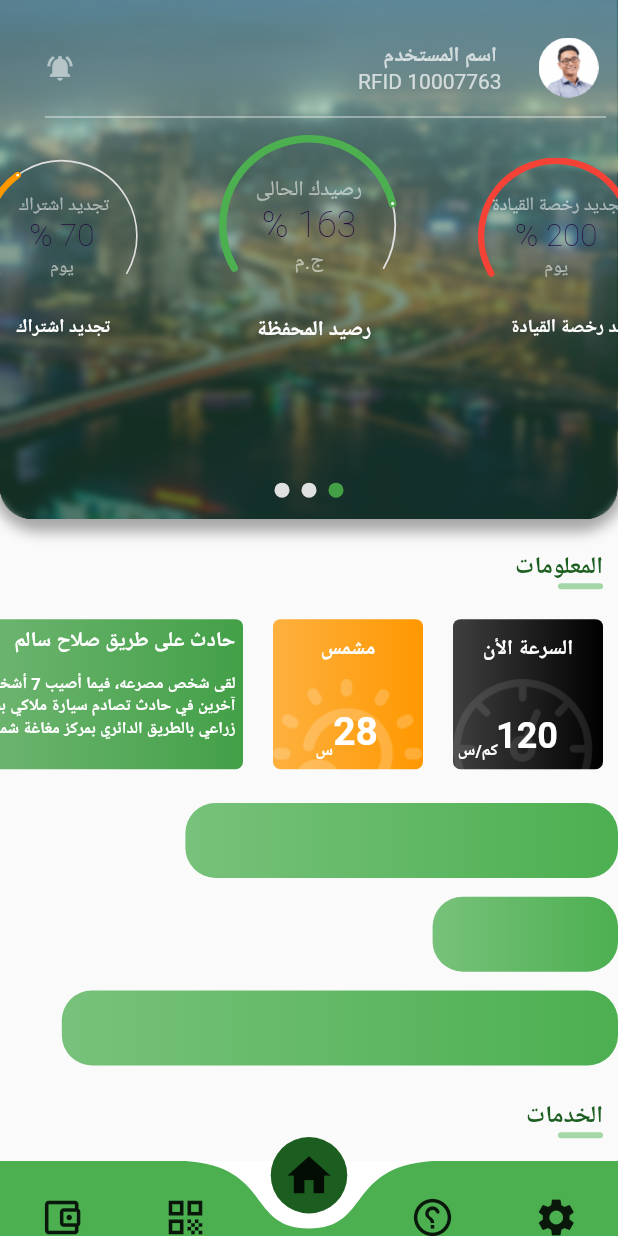
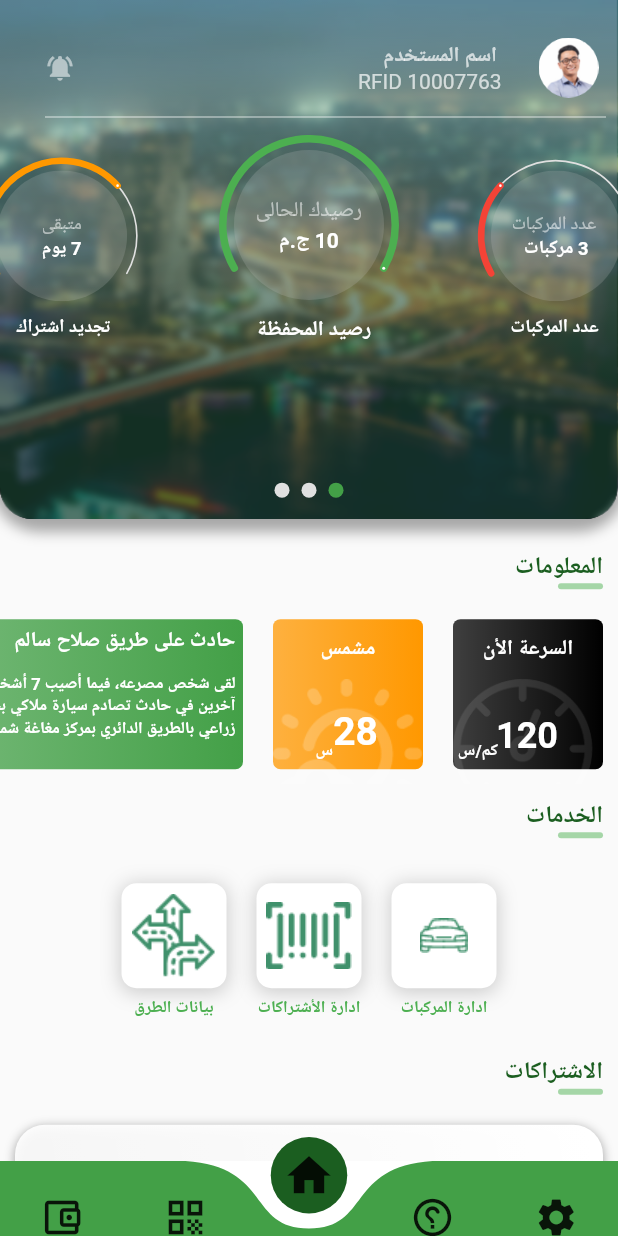
Before and after one commit to omar1413/csp-mobile-app, a Flutter app: the MainScreen screen opened by its route, on a phone screen of 412 x 824 dp. Run offline on Flutter 3.47's test engine with Material 2 defaults, Android fonts, the phone set to English and light mode, and no system bars; drawn by our look-alikes of carousel_slider, curved_navigation_bar, sleek_circular_slider; our stand-ins replace bubble, chat_bubbles, shared_preferences; missing offline and left inert: dart:ffi; accounts and stored records are empty.

Commit message:
subscripe

```diff
--- a/lib/main.dart
+++ b/lib/main.dart
@@ -8,6 +8,7 @@ import 'package:csp_mobile_app/screens/login_screen.dart';
 import 'package:csp_mobile_app/screens/onboard/onboard.dart';
 import 'package:csp_mobile_app/screens/registration_screen.dart';
 import 'package:csp_mobile_app/screens/subscriptions_management.dart';
+import 'package:csp_mobile_app/screens/transaction_list_screen.dart';
 import 'package:csp_mobile_app/screens/transfer_money_screen.dart';
 import 'package:csp_mobile_app/screens/vechile_list_screen.dart';
 import 'package:csp_mobile_app/screens/vehicle_management.dart';
@@ -50,7 +51,7 @@ class MyApp extends StatelessWidget {
             // primaryColorLight:const Color(0xFFB7E4C7),
             //primaryColorDark:const Color(0xFF1B4332),
             ),
-        home: VechileListScreen(),
+        home: LoginScreen(),
         routes: <String, WidgetBuilder>{
           RegistrationScreen.routeName: (ctx) => RegistrationScreen(),
           Vehiclemanagement.routeName: (ctx) => Vehiclemanagement(),
@@ -60,6 +61,7 @@ class MyApp extends StatelessWidget {
           RechargeWalletScreen.routeName: (ctx) => RechargeWalletScreen(),
           TransferMoenyScreen.routeName: (ctx) => TransferMoenyScreen(),
           VechileListScreen.routeName: (ctx) => VechileListScreen(),
+          TransactionListScreen.routeName: (ctx) => TransactionListScreen(),
         });
   }
 }
--- a/lib/models/DummyHomeItem.dart
+++ b/lib/models/DummyHomeItem.dart
@@ -23,23 +23,23 @@ final DummyHomeCircularItems = [
     title: "رصيد المحفظة",
     subtitle: "رصيدك الحالى",
     type: "ج.م",
-    amount: 163,
+    amount: 10,
     color: Colors.green,
     img: "",
   ),
   HomeItem(
     title: "تجديد اشتراك ",
-    subtitle: "تجديد اشتراك ",
+    subtitle: "متبقى",
     type: "يوم",
-    amount: 70,
+    amount: 7,
     color: Colors.orange,
     img: "",
   ),
   HomeItem(
-    title: "تجديد رخصة القيادة ",
-    subtitle: "تجديد رخصة القيادة ",
-    type: "يوم",
-    amount: 200,
+    title: "عدد المركبات",
+    subtitle: " عدد المركبات",
+    type: "مركبات",
+    amount: 3,
     color: Colors.red,
     img: "",
   ),
@@ -79,7 +79,7 @@ final DummySpeedItems = [
     type: "ك/س",
     amount: 80,
     color: Colors.white,
-    img: "assets/images/download-speed.png",
+    img: "assets/images/speed.png",
   ),
   HomeItem(
     title: "دراجة نارية",
@@ -87,7 +87,7 @@ final DummySpeedItems = [
     type: "ك/س",
     amount: 100,
     color: Colors.white,
-    img: "assets/images/download-speed.png",
+    img: "assets/images/speed.png",
   ),
   HomeItem(
       title: "ملاكى ",
@@ -95,7 +95,7 @@ final DummySpeedItems = [
       type: "ك/س",
       amount: 120,
       color: const Color(0xFFE0E0E0),
-      img: "assets/images/download-speed.png")
+      img: "assets/images/speed.png")
 ];
 
 final DummyRoadItems = [
@@ -121,5 +121,5 @@ final DummyRoadItems = [
       type: "س",
       amount: 28,
       color: const Color(0xFFE0E0E0),
-      img: "assets/images/weather-app.png")
+      img: "assets/images/weather-dark.png")
 ];
--- a/lib/models/subscriptions_data.dart
+++ b/lib/models/subscriptions_data.dart
@@ -5,21 +5,28 @@ class SubscripeData {
   String title;
   DateTime start;
   DateTime end;
-  DateTime value;
 
   SubscripeData({
     required this.title,
     required this.start,
     required this.end,
-    required this.value,
   });
 }
 
-final DummyHomeCircularItems = [
+final DummySubscriptionItems = [
   SubscripeData(
-    title: "رصيد المحفظة",
-    start: DateTime.utc(2012, DateTime.april, 15),
-    end: DateTime.utc(2012, DateTime.april, 15),
-    value: DateTime.now(),
+    title: "اشتراك 1",
+    start: DateTime.utc(2021, DateTime.april, 15),
+    end: DateTime.utc(2021, DateTime.november, 23),
+  ),
+  SubscripeData(
+    title: "اشتراك 2",
+    start: DateTime.utc(2021, DateTime.february, 1),
+    end: DateTime.utc(2021, DateTime.december, 19),
+  ),
+  SubscripeData(
+    title: "اشتراك 3",
+    start: DateTime.utc(2021, DateTime.march, 28),
+    end: DateTime.utc(2022, DateTime.february, 8),
   ),
 ];
--- a/lib/screens/home_screen.dart
+++ b/lib/screens/home_screen.dart
@@ -1,4 +1,5 @@
 //import 'package:sleek_circular_slider/sleek_circular_slider.dart';
+import 'package:csp_mobile_app/models/subscriptions_data.dart';
 import 'package:csp_mobile_app/screens/road_data.dart';
 import 'package:csp_mobile_app/screens/subscriptions_management.dart';
 import 'package:csp_mobile_app/screens/vehicle_management.dart';
@@ -129,23 +130,6 @@ class _homeScreenState extends State<homeScreen> {
               ),
               CustomTextLine(text: "المعلومات"),
               CarouselSquare(),
-              Container(
-                height: 200,
-                width: width,
-                child: Column(
-                  mainAxisAlignment: MainAxisAlignment.spaceEvenly,
-                  crossAxisAlignment: CrossAxisAlignment.start,
-                  children: [
-                    SubscripeItem(
-                      value: width * 0.7,
-                    ),
-                    SubscripeItem(
-                      value: width * 0.3,
-                    ),
-                    SubscripeItem(value: width * 0.9),
-                  ],
-                ),
-              ),
               CustomTextLine(text: "الخدمات"),
               Container(
                 margin: EdgeInsets.all(10),
@@ -185,6 +169,26 @@ class _homeScreenState extends State<homeScreen> {
                   ],
                 ),
               ),
+              CustomTextLine(text: "الاشتراكات"),
+              Container(
+                //height: height * 0.17 * 3,
+                width: width,
+                child: Column(
+                  mainAxisAlignment: MainAxisAlignment.spaceEvenly,
+                  crossAxisAlignment: CrossAxisAlignment.start,
+                  children: [
+                    SubscripeItem(
+                      item: DummySubscriptionItems[0],
+                    ),
+                    SubscripeItem(
+                      item: DummySubscriptionItems[1],
+                    ),
+                    SubscripeItem(
+                      item: DummySubscriptionItems[2],
+                    ),
+                  ],
+                ),
+              ),
             ]),
           ),
         ));
--- a/lib/screens/main_screen.dart
+++ b/lib/screens/main_screen.dart
@@ -101,7 +101,7 @@ class _MainScreenState extends State<MainScreen> {
           height: 50,
           index: 2,
           backgroundColor: Colors.white,
-          color: Colors.green,
+          color: Theme.of(context).primaryColor,
           buttonBackgroundColor: Colors.green[900],
           items: const <Widget>[
             Icon(Icons.settings, size: 30),
--- a/lib/widets/CustomText.dart
+++ b/lib/widets/CustomText.dart
@@ -7,7 +7,7 @@ class CustomText extends StatelessWidget {
   @override
   Widget build(BuildContext context) {
     return Container(
-      margin: EdgeInsets.all(3),
+      margin: EdgeInsets.all(5),
       child: Text(
         text,
         textAlign: TextAlign.end,
--- a/lib/widets/cirular_slider_item.dart
+++ b/lib/widets/cirular_slider_item.dart
@@ -1,40 +1,70 @@
 import 'package:sleek_circular_slider/sleek_circular_slider.dart';
 import '../models/DummyHomeItem.dart';
 import 'package:flutter/material.dart';
+
 class Cirular_slider extends StatelessWidget {
   HomeItem item;
   Cirular_slider({required this.item});
   //final List<Colors> colors= [Colors.green[600]];
   @override
   Widget build(BuildContext context) {
-     double height=MediaQuery.of(context).size.height;
-     double width=MediaQuery.of(context).size.width;
+    double height = MediaQuery.of(context).size.height;
+    double width = MediaQuery.of(context).size.width;
     return Container(
-
-     child: Stack
-     (
-       children:[
+      child: Stack(children: [
         SleekCircularSlider(
           appearance: CircularSliderAppearance(
-           infoProperties:InfoProperties(
+              infoProperties: InfoProperties(
                 bottomLabelText: item.type,
                 topLabelText: item.subtitle,
-             topLabelStyle: TextStyle(color:Colors.white54),
-             bottomLabelStyle: TextStyle(color:Colors.white54),
-           ) ,
+                topLabelStyle: TextStyle(color: Colors.white54),
+                bottomLabelStyle: TextStyle(color: Colors.white54),
+              ),
               size: 120,
-           animationEnabled :true,
+              animationEnabled: true,
               //spinnerMode: true,
-           customColors: CustomSliderColors(progressBarColor:item.color, trackColor: Colors.grey[300] ),
-           customWidths: CustomSliderWidths(progressBarWidth:5,)),
+              customColors: CustomSliderColors(
+                  progressBarColor: item.color, trackColor: Colors.grey[300]),
+              customWidths: CustomSliderWidths(
+                progressBarWidth: 5,
+              )),
           min: 0,
-            max: 200,
+          max: 10,
           initialValue: item.amount.toDouble(),
-
+          innerWidget: (value) {
+            return Padding(
+              padding: EdgeInsets.all(10),
+              child: ClipRRect(
+                borderRadius: BorderRadius.circular(100),
+                child: Container(
+                  height: double.infinity,
+                  width: double.infinity,
+                  color: Color.fromARGB(50, 200, 200, 200),
+                  child: Center(
+                    child: Column(
+                        crossAxisAlignment: CrossAxisAlignment.center,
+                        mainAxisAlignment: MainAxisAlignment.center,
+                        children: [
+                          Text(
+                            item.subtitle,
+                            style: TextStyle(color: Colors.white54),
+                          ),
+                          Text(
+                            "${value.toStringAsFixed(0)}" + " " + item.type,
+                            style: TextStyle(
+                                color: Colors.white,
+                                fontWeight: FontWeight.bold),
+                          ),
+                        ]),
+                  ),
+                ),
+              ),
+            );
+          },
         ),
         Positioned(
           left: 25,
-           top:  120,
+          top: 120,
           child: Text(
             item.title,
             textAlign: TextAlign.end,
@@ -46,8 +76,7 @@ class Cirular_slider extends StatelessWidget {
             ),
           ),
         ),
-      ]
-     ),
+      ]),
     );
   }
 }
--- a/lib/widets/subscripe_item.dart
+++ b/lib/widets/subscripe_item.dart
@@ -1,28 +1,96 @@
+import 'package:csp_mobile_app/models/subscriptions_data.dart';
+import 'package:csp_mobile_app/widets/CustomText.dart';
+import 'package:csp_mobile_app/widets/custom_text_line.dart';
 import 'package:flutter/material.dart';
 
-class SubscripeItem extends StatelessWidget {
-  double value;
-  SubscripeItem({required this.value});
+class SubscripeItem extends StatefulWidget {
+  SubscripeData item;
+  SubscripeItem({required this.item});
+
+  @override
+  State<SubscripeItem> createState() => _SubscripeItemState();
+}
+
+class _SubscripeItemState extends State<SubscripeItem> {
+  double days = 0;
+  double daysLeft = 0;
+  double percentage = 0;
+  @override
+  void initState() {
+    days = widget.item.end.difference(widget.item.start).inDays * 1.0;
+    daysLeft = widget.item.end.difference(DateTime.now()).inDays * 1.0;
+    percentage = daysLeft / days;
+    super.initState();
+  }
+
   @override
   Widget build(BuildContext context) {
+    double height = MediaQuery.of(context).size.height;
+    double width = MediaQuery.of(context).size.width;
     return Container(
-      height: 50,
+      margin: EdgeInsets.all(10),
+      height: height * 0.15,
+      width: width,
       decoration: BoxDecoration(
-        borderRadius: BorderRadius.circular(20),
-      ),
-      child: Container(
-        decoration: BoxDecoration(
           borderRadius: BorderRadius.circular(20),
           gradient: LinearGradient(
             colors: [
-              Colors.green.withOpacity(0.75),
-              Colors.green,
+              Colors.white.withOpacity(0.9),
+              Colors.white,
             ],
-            begin: Alignment.centerLeft,
+            begin: Alignment.bottomLeft,
           ),
+          boxShadow: [
+            BoxShadow(color: Colors.grey, offset: Offset(0, 2), blurRadius: 5)
+          ]),
+      child: Container(
+        width: width,
+        height: height * 0.15,
+        margin: EdgeInsets.all(10),
+        child: Column(
+          mainAxisAlignment: MainAxisAlignment.spaceEvenly,
+          crossAxisAlignment: CrossAxisAlignment.start,
+          children: [
+            Row(mainAxisAlignment: MainAxisAlignment.spaceBetween, children: [
+              Text(
+                widget.item.title,
+                style: TextStyle(
+                    fontSize: 18, color: Theme.of(context).primaryColorDark),
+              ),
+              Container(
+                width: width * 0.31,
+                child: FlatButton(
+                  onPressed: () {},
+                  shape: RoundedRectangleBorder(
+                      borderRadius: BorderRadius.circular(50.0)),
+                  color: Theme.of(context).primaryColor,
+                  height: 20,
+                  child: Text(
+                    "تجديد الاشتراك",
+                    style: TextStyle(color: Colors.white, fontSize: 14.0),
+                  ),
+                ),
+              ),
+            ]),
+            Row(
+              children: [
+                Text(
+                  daysLeft.toString(),
+                  style: TextStyle(fontSize: 26, color: Colors.green),
+                ),
+                Text(
+                  "  يوم متبقى على انتهاء الاشتراك  ",
+                  style: TextStyle(fontSize: 16, color: Colors.green[900]),
+                ),
+              ],
+            ),
+            LinearProgressIndicator(
+              color: Theme.of(context).primaryColor,
+              backgroundColor: Colors.grey[300],
+              value: percentage,
+            ),
+          ],
         ),
-        height: 60,
-        width: value,
       ),
     );
   }
```
Also changed, not shown: lib/screens/road_data.dart (+12 -9 lines), lib/screens/transaction_list_screen.dart (added, +18 -0 lines), lib/screens/wallet_screen.dart (+11 -5 lines), lib/widets/custom_textButton.dart (added, +33 -0 lines), lib/widets/square_item.dart (+8 -6 lines), lib/widets/subscriptions_list.dart (added, +22 -0 lines), assets/images/speed.png (added), assets/images/weather-dark.png (added). Lines whose indentation alone changed are shown as unchanged.
